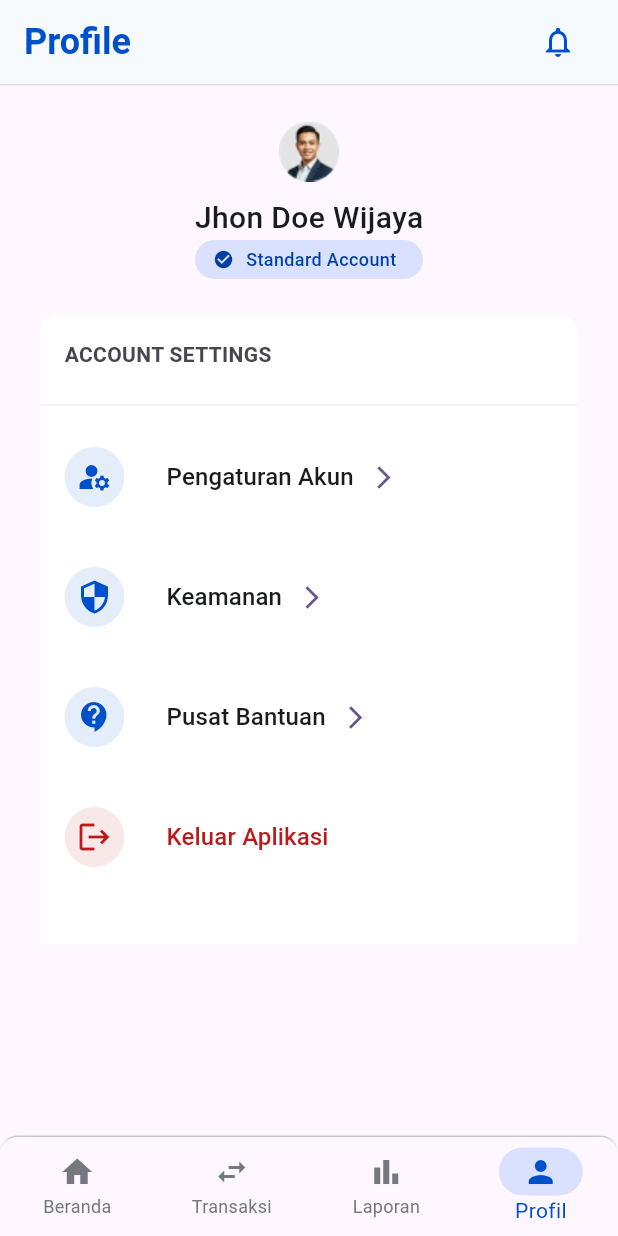
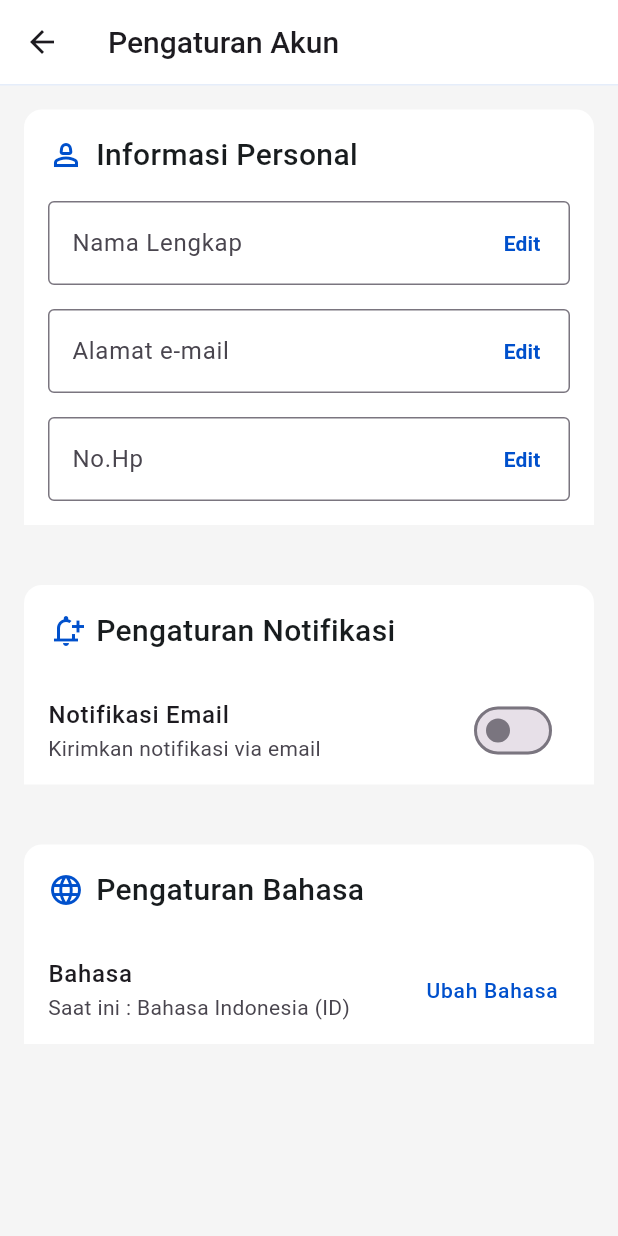
Before and after one commit to hernandoferry/projek_sintakqu_app, a Flutter app: the screen it shows after launch, item 4 of the bottom bar chosen, after a tap on "Pengaturan Akun", on a phone screen of 412 x 824 dp. Run offline on Flutter 3.47's test engine with Material 3 defaults, Android fonts, the phone set to English and light mode, and no system bars; our stand-ins replace fl_chart, image_picker.

Commit message:
add: pengaturan akun done

```diff
--- a/lib/home/index_home.dart
+++ b/lib/home/index_home.dart
@@ -1,6 +1,7 @@
 import 'package:flutter/material.dart';
 import 'package:projek_sintakqu_app/home/branda.dart';
 import 'package:projek_sintakqu_app/profile/index_profile.dart';
+import 'package:projek_sintakqu_app/profile/pengaturan_akun.dart';
 import 'package:projek_sintakqu_app/transaksi/transaksi.dart';
 
 class IndexHome extends StatefulWidget {
@@ -18,6 +19,7 @@ class _IndexHomeState extends State<IndexHome> {
     const Transaksi(),
     const Text("laporan"),
     const IndexProfile(),
+    const PengaturanAkun(),
   ];
 
   @override
--- a/lib/profile/index_profile.dart
+++ b/lib/profile/index_profile.dart
@@ -1,4 +1,5 @@
 import 'package:flutter/material.dart';
+import 'package:projek_sintakqu_app/profile/pengaturan_akun.dart';
 
 class IndexProfile extends StatefulWidget {
   const IndexProfile({super.key});
@@ -140,7 +141,16 @@ class _IndexProfileState extends State<IndexProfile> {
                       ),
                       SizedBox(width: 16),
                       TextButton(
-                        onPressed: () {},
+                        onPressed: () {
+                          setState(() {
+                            Navigator.push(
+                              context,
+                              MaterialPageRoute(
+                                builder: (context) => const PengaturanAkun(),
+                              ),
+                            );
+                          });
+                        },
                         child: Row(
                           children: [
                             Text(
--- /dev/null
+++ b/lib/profile/pengaturan_akun.dart
@@ -0,0 +1,264 @@
+import 'package:flutter/material.dart';
+
+class PengaturanAkun extends StatefulWidget {
+  const PengaturanAkun({super.key});
+
+  @override
+  _PengaturanAkunState createState() => _PengaturanAkunState();
+}
+
+class _PengaturanAkunState extends State<PengaturanAkun> {
+  bool _isEmailNotifEnabled = false;
+  @override
+  Widget build(BuildContext context) {
+    return Scaffold(
+      backgroundColor: const Color(
+        0xFFF5F5F5,
+      ), // Menambahkan background abu-abu tipis agar Container putih Anda terlihat jelas
+      appBar: AppBar(
+        title: const Text(
+          "Pengaturan Akun",
+          style: TextStyle(fontSize: 20, fontWeight: FontWeight.w500),
+        ),
+        backgroundColor: Colors.white,
+        elevation: 0,
+        bottom: PreferredSize(
+          preferredSize: const Size.fromHeight(1.0),
+          child: Container(color: const Color(0x1A0050CC), height: 1.0),
+        ),
+      ),
+      body: Column(
+        children: [
+          Padding(
+            padding: const EdgeInsets.only(
+              left: 16,
+              top: 16,
+              bottom: 24,
+              right: 16,
+            ),
+            child: Container(
+              width: double.infinity,
+              decoration: const BoxDecoration(
+                borderRadius: BorderRadius.only(
+                  topLeft: Radius.circular(12),
+                  topRight: Radius.circular(12),
+                ),
+                color: Color(0XFFFFFFFF),
+              ),
+              child: Column(
+                crossAxisAlignment: CrossAxisAlignment.start,
+                children: [
+                  const Padding(
+                    padding: EdgeInsets.all(16),
+                    child: Row(
+                      children: [
+                        Icon(Icons.person_2_outlined, color: Color(0xFF0050CC)),
+                        SizedBox(width: 8),
+                        Text(
+                          "Informasi Personal",
+                          style: TextStyle(
+                            fontSize: 20,
+                            color: Color(0XFF181C1E),
+                            fontWeight: FontWeight.w500,
+                          ),
+                        ),
+                      ],
+                    ),
+                  ),
+
+                  Padding(
+                    padding: const EdgeInsets.only(
+                      left: 16,
+                      right: 16,
+                      bottom: 16,
+                    ),
+                    child: TextFormField(
+                      decoration: InputDecoration(
+                        labelText: 'Nama Lengkap',
+                        border: const OutlineInputBorder(),
+                        suffixIcon: TextButton(
+                          onPressed: () {
+                            print("Tombol Edit ditekan");
+                          },
+                          child: const Text(
+                            'Edit',
+                            style: TextStyle(
+                              color: Color(0xFF0050CC),
+                              fontWeight: FontWeight.bold,
+                            ),
+                          ),
+                        ),
+                      ),
+                    ),
+                  ),
+                  Padding(
+                    padding: const EdgeInsets.only(
+                      left: 16,
+                      right: 16,
+                      bottom: 16,
+                    ),
+                    child: TextFormField(
+                      decoration: InputDecoration(
+                        labelText: 'Alamat e-mail',
+                        border: const OutlineInputBorder(),
+                        suffixIcon: TextButton(
+                          onPressed: () {
+                            print("Tombol Edit ditekan");
+                          },
+                          child: const Text(
+                            'Edit',
+                            style: TextStyle(
+                              color: Color(0xFF0050CC),
+                              fontWeight: FontWeight.bold,
+                            ),
+                          ),
+                        ),
+                      ),
+                    ),
+                  ),
+                  Padding(
+                    padding: const EdgeInsets.only(
+                      left: 16,
+                      right: 16,
+                      bottom: 16,
+                    ),
+                    child: TextFormField(
+                      decoration: InputDecoration(
+                        labelText: 'No.Hp',
+                        border: const OutlineInputBorder(),
+                        suffixIcon: TextButton(
+                          onPressed: () {
+                            print("Tombol Edit ditekan");
+                          },
+                          child: const Text(
+                            'Edit',
+                            style: TextStyle(
+                              color: Color(0xFF0050CC),
+                              fontWeight: FontWeight.bold,
+                            ),
+                          ),
+                        ),
+                      ),
+                    ),
+                  ),
+                ],
+              ),
+            ),
+          ),
+
+          Padding(
+            padding: const EdgeInsets.only(
+              left: 16,
+              top: 16,
+              bottom: 24,
+              right: 16,
+            ),
+            child: Container(
+              width: double.infinity,
+              decoration: const BoxDecoration(
+                borderRadius: BorderRadius.only(
+                  topLeft: Radius.circular(12),
+                  topRight: Radius.circular(12),
+                ),
+                color: Color(0XFFFFFFFF),
+              ),
+              child: Column(
+                crossAxisAlignment: CrossAxisAlignment.start,
+                children: [
+                  const Padding(
+                    padding: EdgeInsets.all(16),
+                    child: Row(
+                      children: [
+                        Icon(
+                          Icons.notification_add_outlined,
+                          color: Color(0xFF0050CC),
+                        ),
+                        SizedBox(width: 8),
+                        Text(
+                          "Pengaturan Notifikasi",
+                          style: TextStyle(
+                            fontSize: 20,
+                            color: Color(0XFF181C1E),
+                            fontWeight: FontWeight.w500,
+                          ),
+                        ),
+                      ],
+                    ),
+                  ),
+                  ListTile(
+                    title: const Text(
+                      "Notifikasi Email",
+                      style: TextStyle(fontWeight: FontWeight.w500),
+                    ),
+                    subtitle: const Text("Kirimkan notifikasi via email"),
+                    trailing: Switch(
+                      value: _isEmailNotifEnabled,
+                      activeThumbColor: const Color(0xFF0050CC),
+                      onChanged: (bool value) {
+                        setState(() {
+                          _isEmailNotifEnabled = value;
+                        });
+                      },
+                    ),
+                  ),
+                ],
+              ),
+            ),
+          ),
+
+          Padding(
+            padding: const EdgeInsets.only(
+              left: 16,
+              top: 16,
+              bottom: 24,
+              right: 16,
+            ),
+            child: Container(
+              width: double.infinity,
+              decoration: const BoxDecoration(
+                borderRadius: BorderRadius.only(
+                  topLeft: Radius.circular(12),
+                  topRight: Radius.circular(12),
+                ),
+                color: Color(0XFFFFFFFF),
+              ),
+              child: Column(
+                crossAxisAlignment: CrossAxisAlignment.start,
+                children: [
+                  const Padding(
+                    padding: EdgeInsets.all(16),
+                    child: Row(
+                      children: [
+                        Icon(Icons.language_outlined, color: Color(0xFF0050CC)),
+                        SizedBox(width: 8),
+                        Text(
+                          "Pengaturan Bahasa",
+                          style: TextStyle(
+                            fontSize: 20,
+                            color: Color(0XFF181C1E),
+                            fontWeight: FontWeight.w500,
+                          ),
+                        ),
+                      ],
+                    ),
+                  ),
+                  ListTile(
+                    title: const Text(
+                      "Bahasa",
+                      style: TextStyle(fontWeight: FontWeight.w500),
+                    ),
+                    subtitle: const Text("Saat ini : Bahasa Indonesia (ID)"),
+                    trailing: Text(
+                      "Ubah Bahasa",
+                      style: TextStyle(fontSize: 14, color: Color(0XFF0050CC)),
+                    ),
+                  ),
+                ],
+              ),
+            ),
+          ),
+        ],
+      ),
+    );
+  }
+}
```
